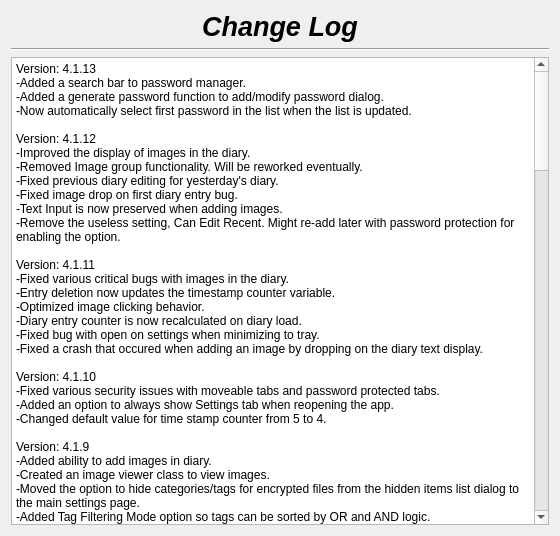
Above: changelog.ui from therealMaPMaKeR/MMDiary before the change. Below: the same form after it.
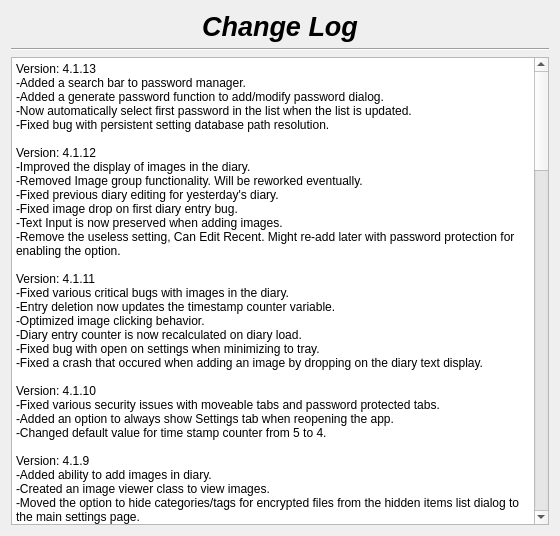
That is the form after the change.

Commit message:
fixed persistent setting saving bug
had to do with the option to minimize to system tray

What changed in the file:
```diff
--- a/changelog.ui
+++ b/changelog.ui
@@ -56,7 +56,8 @@
 li.checked::marker { content: &quot;\2612&quot;; }
 &lt;/style&gt;&lt;/head&gt;&lt;body style=&quot; font-family:'Segoe UI'; font-size:9pt; font-weight:400; font-style:normal;&quot;&gt;
 &lt;p style=&quot; margin-top:0px; margin-bottom:0px; margin-left:0px; margin-right:0px; -qt-block-indent:0; text-indent:0px;&quot;&gt;Version: 4.1.13&lt;br /&gt;-Added a search bar to password manager.&lt;br /&gt;-Added a generate password function to add/modify password dialog.&lt;/p&gt;
-&lt;p style=&quot; margin-top:0px; margin-bottom:0px; margin-left:0px; margin-right:0px; -qt-block-indent:0; text-indent:0px;&quot;&gt;-Now automatically select first password in the list when the list is updated.&lt;br /&gt;&lt;br /&gt;Version: 4.1.12&lt;br /&gt;-Improved the display of images in the diary.&lt;br /&gt;-Removed Image group functionality. Will be reworked eventually.&lt;/p&gt;
+&lt;p style=&quot; margin-top:0px; margin-bottom:0px; margin-left:0px; margin-right:0px; -qt-block-indent:0; text-indent:0px;&quot;&gt;-Now automatically select first password in the list when the list is updated.&lt;/p&gt;
+&lt;p style=&quot; margin-top:0px; margin-bottom:0px; margin-left:0px; margin-right:0px; -qt-block-indent:0; text-indent:0px;&quot;&gt;-Fixed bug with persistent setting database path resolution.&lt;br /&gt;&lt;br /&gt;Version: 4.1.12&lt;br /&gt;-Improved the display of images in the diary.&lt;br /&gt;-Removed Image group functionality. Will be reworked eventually.&lt;/p&gt;
 &lt;p style=&quot; margin-top:0px; margin-bottom:0px; margin-left:0px; margin-right:0px; -qt-block-indent:0; text-indent:0px;&quot;&gt;-Fixed previous diary editing for yesterday's diary.&lt;br /&gt;-Fixed image drop on first diary entry bug.&lt;/p&gt;
 &lt;p style=&quot; margin-top:0px; margin-bottom:0px; margin-left:0px; margin-right:0px; -qt-block-indent:0; text-indent:0px;&quot;&gt;-Text Input is now preserved when adding images.&lt;/p&gt;
 &lt;p style=&quot; margin-top:0px; margin-bottom:0px; margin-left:0px; margin-right:0px; -qt-block-indent:0; text-indent:0px;&quot;&gt;-Remove the useless setting, Can Edit Recent. Might re-add later with password protection for enabling the option.&lt;br /&gt;&lt;br /&gt;Version: 4.1.11&lt;br /&gt;-Fixed various critical bugs with images in the diary.&lt;/p&gt;
```
The commit also changes 2 other files.
